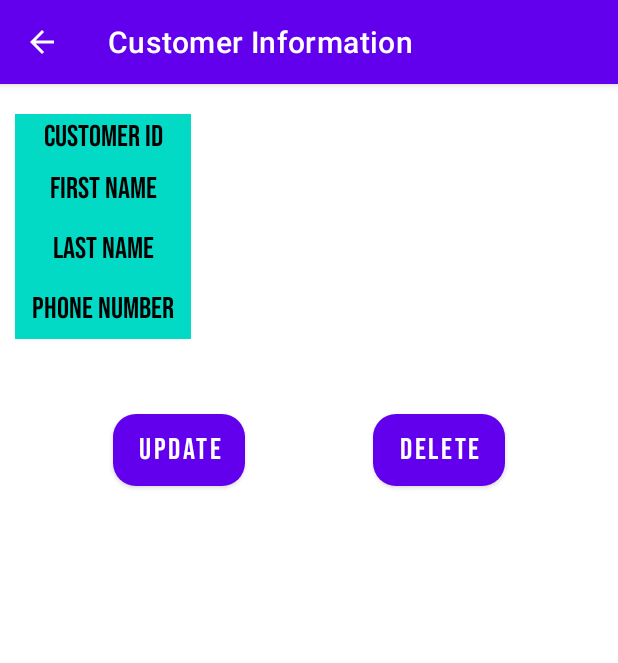
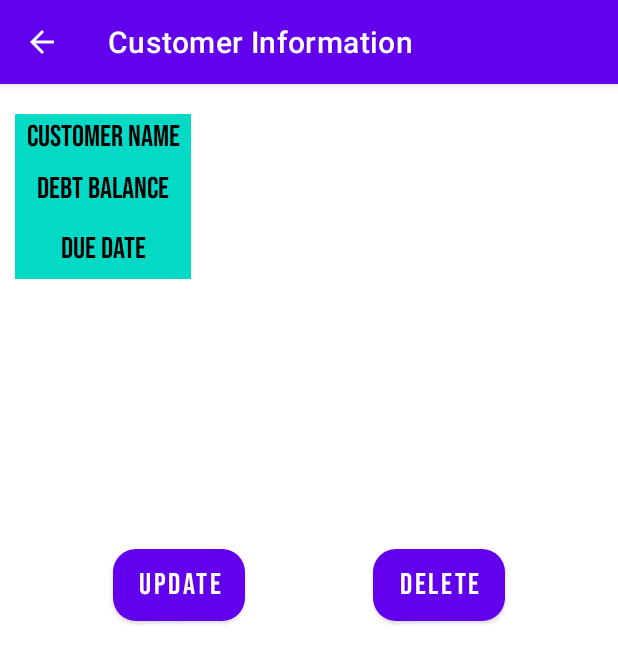
Before and after one commit to Giwithx/Debtabase, an Android app: the CustomerDetailsActivity screen opened directly, with no data from a screen before it, on a phone screen of 412 x 824 dp. Shown: the top 663 px of the screen. Run offline under Robolectric (Android 15) with nearby library versions, the phone set to English and light mode, and no system bars; our stand-ins replace Firebase (no records; nobody signed in at launch, a user with empty details on screens opened directly).

Commit message:
Version 1.5.0 - Debtabase is fully functional

```diff
--- a/app/src/main/java/com/example/debtabase/activities/CustomerDetailsActivity.kt
+++ b/app/src/main/java/com/example/debtabase/activities/CustomerDetailsActivity.kt
@@ -10,13 +10,13 @@ import androidx.appcompat.app.AlertDialog
 import androidx.appcompat.app.AppCompatActivity
 import com.example.debtabase.model.CustomerModel
 import com.example.debtabase.R
+import com.example.debtabase.model.CustomerDebtModel
 import com.google.firebase.database.FirebaseDatabase
 
 class CustomerDetailsActivity: AppCompatActivity() {
-    private lateinit var tvCusId: TextView
-    private lateinit var tvCusFN: TextView
-    private lateinit var tvCusLN: TextView
-    private lateinit var tvCusPN: TextView
+    private lateinit var tvCusName: TextView
+    private lateinit var tvDebtBalance: TextView
+    private lateinit var tvDDate: TextView
     private lateinit var btnUpdate: Button
     private lateinit var btnDelete: Button
 
@@ -30,13 +30,14 @@ class CustomerDetailsActivity: AppCompatActivity() {
 
         btnUpdate.setOnClickListener {
             openUpdateDialog(
-                intent.getStringExtra("cusId").toString(),
-                intent.getStringExtra("cusFN").toString()
+                intent.getStringExtra("customerFN").toString(),
+                intent.getStringExtra("debtDueDate").toString()
             )
         }
         btnDelete.setOnClickListener {
             deleteRecord(
-                intent.getStringExtra("cusId").toString()
+                intent.getStringExtra("customerFN").toString(),
+                intent.getStringExtra("debtDueDate").toString()
             )
         }
         val actionbar = supportActionBar
@@ -46,8 +47,8 @@ class CustomerDetailsActivity: AppCompatActivity() {
 
     }
     private fun openUpdateDialog(
-        cusId: String,
-        cusFN: String
+        customerFN: String,
+        debtDueDate: String
     ) {
         val mDialog = AlertDialog.Builder(this)
         val inflater = layoutInflater
@@ -55,70 +56,60 @@ class CustomerDetailsActivity: AppCompatActivity() {
 
         mDialog.setView(mDialogView)
 
-        val txtFN = mDialogView.findViewById<EditText>(R.id.txtFN)
-        val txtLN = mDialogView.findViewById<EditText>(R.id.txtLN)
-        val txtPhoneNum = mDialogView.findViewById<EditText>(R.id.txtPhoneNum)
+        val txtDebtBalance = mDialogView.findViewById<EditText>(R.id.txtDebtBalance)
 
         val btnUpdateData = mDialogView.findViewById<Button>(R.id.btnUpdateData)
 
-        txtFN.setText(intent.getStringExtra("cusFN").toString())
-        txtLN.setText(intent.getStringExtra("cusLN").toString())
-        txtPhoneNum.setText(intent.getStringExtra("cusPN").toString())
+        txtDebtBalance.setText(intent.getStringExtra("debtBalance").toString())
 
-        mDialog.setTitle("Updating $cusFN Record")
+        mDialog.setTitle("Updating $customerFN Record")
 
         val alertDialog = mDialog.create()
         alertDialog.show()
 
         btnUpdateData.setOnClickListener {
             updateEmpData(
-                cusId,
-                txtFN.text.toString(),
-                txtLN.text.toString(),
-                txtPhoneNum.text.toString()
+                customerFN,
+                debtDueDate,
+                txtDebtBalance.text.toString()
             )
 
             Toast.makeText(applicationContext, "Customer Data Updated", Toast.LENGTH_LONG).show()
 
-            tvCusFN.text = txtFN.text.toString()
-            tvCusLN.text = txtLN.text.toString()
-            tvCusPN.text = txtPhoneNum.text.toString()
+            tvDebtBalance.text = txtDebtBalance.text.toString()
 
             alertDialog.dismiss()
         }
     }
 
     private fun updateEmpData(
-        id: String,
-        first_name: String,
-        last_name: String,
-        phone_num: String
+        customer_name: String,
+        due_date: String,
+        debt_balance: String
     ) {
-        val dbRef = FirebaseDatabase.getInstance().getReference("CustomerRegistration").child(id)
-        val cusInfo = CustomerModel(id, first_name, last_name, phone_num)
+        val dbRef = FirebaseDatabase.getInstance().getReference("CustomerDebt").child(customer_name).child(due_date)
+        val cusInfo = CustomerDebtModel(customer_name, due_date, debt_balance.toFloat())
         dbRef.setValue(cusInfo)
     }
 
     private fun initView() {
-        tvCusId = findViewById(R.id.tvCusId)
-        tvCusFN = findViewById(R.id.tvCusFN)
-        tvCusLN = findViewById(R.id.tvCusLN)
-        tvCusPN = findViewById(R.id.tvCusPN)
+        tvCusName = findViewById(R.id.tvCusName)
+        tvDebtBalance = findViewById(R.id.tvDebtBalance)
+        tvDDate = findViewById(R.id.tvDDate)
 
         btnUpdate = findViewById(R.id.btnUpdate)
         btnDelete = findViewById(R.id.btnDelete)
     }
 
     private fun setValuesToViews() {
-        tvCusId.text = intent.getStringExtra("cusId")
-        tvCusFN.text = intent.getStringExtra("cusFN")
-        tvCusLN.text = intent.getStringExtra("cusLN")
-        tvCusPN.text = intent.getStringExtra("cusPN")
+        tvCusName.text = intent.getStringExtra("customerFN")
+        tvDebtBalance.text = intent.getStringExtra("debtBalance")
+        tvDDate.text = intent.getStringExtra("debtDueDate")
 
     }
 
-    private fun deleteRecord(id: String){
-        val dbRef = FirebaseDatabase.getInstance().getReference("CustomerRegistration").child(id)
+    private fun deleteRecord(customer_name: String, debtDueDate: String){
+        val dbRef = FirebaseDatabase.getInstance().getReference("CustomerDebt/$customer_name").child(debtDueDate)
         val mTask = dbRef.removeValue()
 
         mTask.addOnSuccessListener {
--- a/app/src/main/java/com/example/debtabase/activities/DebtActivity.kt
+++ b/app/src/main/java/com/example/debtabase/activities/DebtActivity.kt
@@ -103,7 +103,7 @@ class DebtActivity : AppCompatActivity() {
         if (Date.text.isEmpty() || Date.text.equals("Date")){
             Toast.makeText(this@DebtActivity, "Please input Date", Toast.LENGTH_SHORT).show()
         }
-        val debtlist = CustomerDebtModel(DebtDate,DebtPrice)
+        val debtlist = CustomerDebtModel(DebtFN,DebtDate,DebtPrice)
         val debtprod = CustomerDebtListModel(DebtProdList, DebtPrice)
         dbRefDebt.child(DebtFN).addListenerForSingleValueEvent(object : ValueEventListener{
             override fun onDataChange(snapshot: DataSnapshot) {
--- a/app/src/main/java/com/example/debtabase/model/CustomerDebtModel.kt
+++ b/app/src/main/java/com/example/debtabase/model/CustomerDebtModel.kt
@@ -1,6 +1,7 @@
 package com.example.debtabase.model
 
 data class CustomerDebtModel(
-    var DebtDueDate: String? = null,
-    var DebtBalance: Float? = null
+    var customerFN: String? = null,
+    var debtDueDate: String? = null,
+    var debtBalance: Float? = null
 )
--- a/app/src/main/res/layout/activity_customer_details.xml
+++ b/app/src/main/res/layout/activity_customer_details.xml
@@ -12,7 +12,7 @@
         android:layout_height="wrap_content"
         android:layout_gravity="center"
         android:layout_marginStart="75dp"
-        android:layout_marginTop="50dp"
+        android:layout_marginTop="180dp"
         android:layout_marginEnd="85dp"
         android:background="@drawable/btn_orange_bg"
         android:fontFamily="@font/bebas_neue"
@@ -27,7 +27,7 @@
         android:layout_width="wrap_content"
         android:layout_height="wrap_content"
         android:layout_gravity="center"
-        android:layout_marginTop="50dp"
+        android:layout_marginTop="180dp"
         android:layout_marginEnd="75dp"
         android:background="@drawable/btn_orange_bg"
         android:fontFamily="@font/bebas_neue"
@@ -71,7 +71,7 @@
                     android:layout_gravity="center"
                     android:fontFamily="@font/bebas_neue"
                     android:gravity="center"
-                    android:text="Customer ID"
+                    android:text="Customer Name"
                     android:textColor="@color/black"
                     android:textSize="20sp" />
 
@@ -83,7 +83,7 @@
                 android:layout_weight="1.4">
 
                 <TextView
-                    android:id="@+id/tvCusId"
+                    android:id="@+id/tvCusName"
                     android:layout_width="match_parent"
                     android:layout_height="wrap_content"
                     android:layout_gravity="center"
@@ -121,7 +121,7 @@
                     android:layout_gravity="center"
                     android:fontFamily="@font/bebas_neue"
                     android:gravity="center"
-                    android:text="First Name"
+                    android:text="Debt Balance"
                     android:textColor="@color/black"
                     android:textSize="20sp" />
 
@@ -133,7 +133,7 @@
                 android:layout_weight="1.4">
 
                 <TextView
-                    android:id="@+id/tvCusFN"
+                    android:id="@+id/tvDebtBalance"
                     android:layout_width="match_parent"
                     android:layout_height="wrap_content"
                     android:layout_gravity="center"
@@ -172,7 +172,7 @@
                     android:layout_gravity="center"
                     android:fontFamily="@font/bebas_neue"
                     android:gravity="center"
-                    android:text="Last Name"
+                    android:text="Due Date"
                     android:textColor="@color/black"
 
 
@@ -186,7 +186,7 @@
                 android:layout_weight="1.4">
 
                 <TextView
-                    android:id="@+id/tvCusLN"
+                    android:id="@+id/tvDDate"
                     android:layout_width="match_parent"
                     android:layout_height="wrap_content"
                     android:layout_gravity="center"
@@ -203,60 +203,6 @@
         </LinearLayout>
 
 
-        <LinearLayout
-
-            android:layout_width="match_parent"
-            android:layout_height="40dp"
-            android:layout_marginLeft="10dp"
-            android:layout_marginRight="10dp"
-            android:orientation="horizontal"
-            android:weightSum="2"
-
-            >
-
-            <LinearLayout
-                android:layout_width="0dp"
-                android:layout_height="match_parent"
-                android:layout_weight="0.6"
-                android:background="@color/teal_200">
-
-                <TextView
-                    android:layout_width="match_parent"
-                    android:layout_height="wrap_content"
-                    android:layout_gravity="center"
-
-                    android:fontFamily="@font/bebas_neue"
-                    android:gravity="center"
-                    android:text="Phone Number"
-                    android:textColor="@color/black"
-
-
-                    android:textSize="20sp" />
-
-            </LinearLayout>
-
-            <LinearLayout
-                android:layout_width="0dp"
-                android:layout_height="match_parent"
-                android:layout_weight="1.4">
-
-                <TextView
-                    android:id="@+id/tvCusPN"
-                    android:layout_width="match_parent"
-                    android:layout_height="wrap_content"
-                    android:layout_gravity="center"
-                    android:gravity="center"
-                    android:text=""
-                    android:textColor="@color/black"
-                    android:textSize="15sp"
-
-                    />
-
-            </LinearLayout>
-
-
-        </LinearLayout>
-
 
     </LinearLayout>
 
```
Also changed, not shown: app/src/main/java/com/example/debtabase/activities/FetchingActivity.kt (+10 -11 lines), app/src/main/java/com/example/debtabase/adapter/CusAdapter.kt (+8 -4 lines), app/src/main/res/layout/update_dialog.xml (+2 -21 lines).
